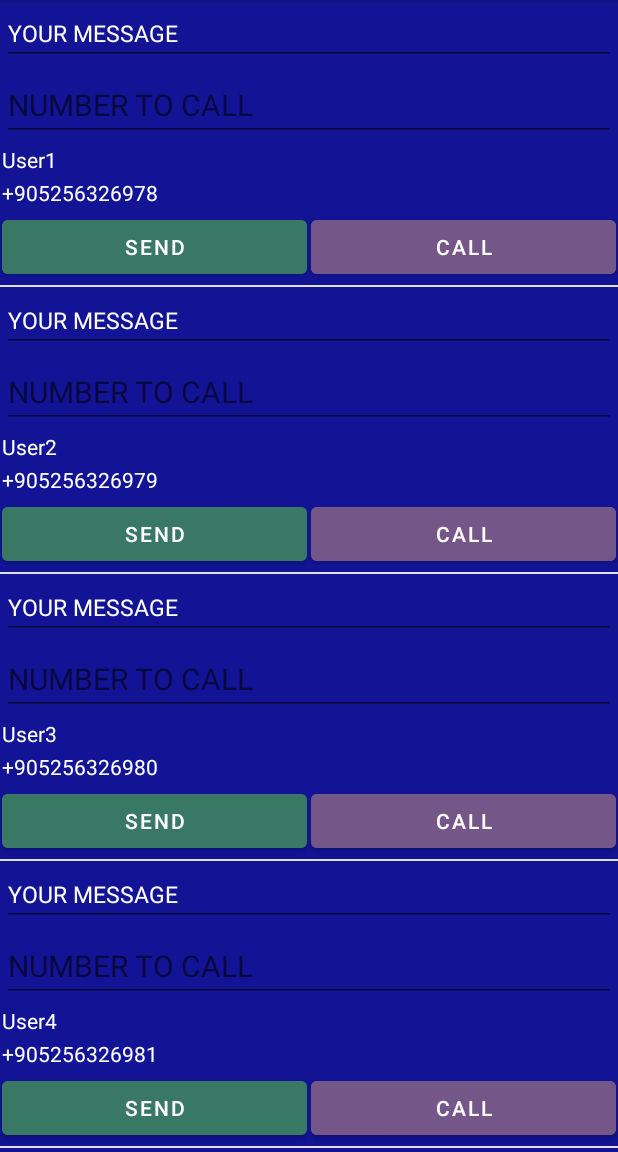
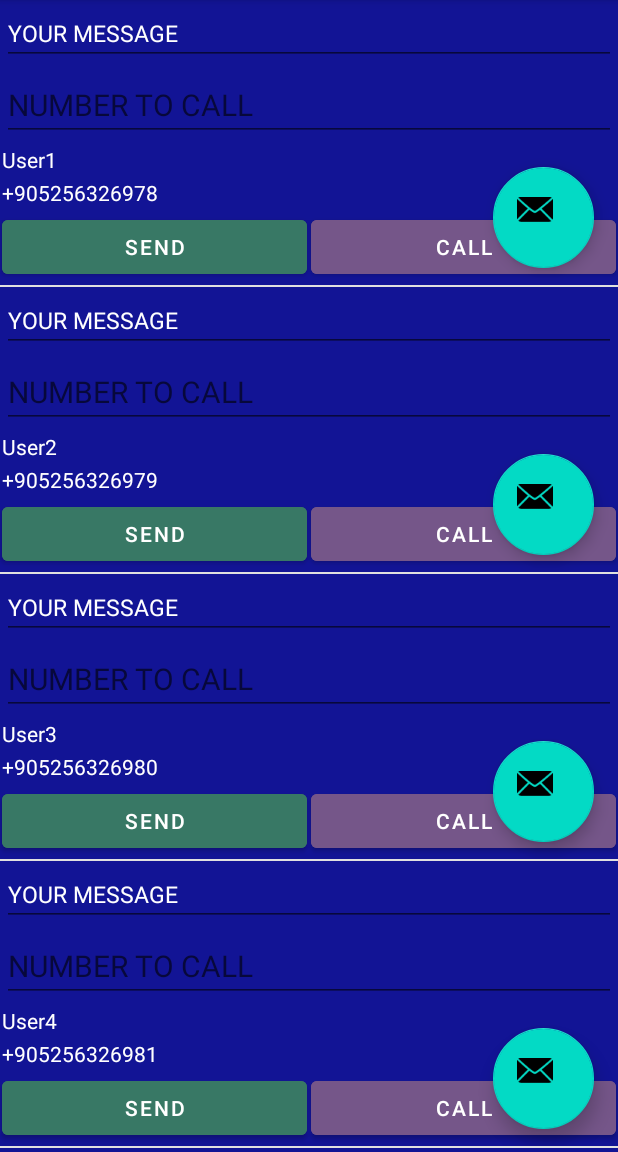
Before and after one commit to samet-kemal/SimpleMessageApp, an Android app: the screen it shows after launch (MainActivity), on a phone screen of 412 x 824 dp, the part 84-1236 px from its top. Run offline under Robolectric (Android 15) with nearby library versions, the phone set to English and light mode, and no system bars.

Commit message:
Email Option Added Application Works Without Pproblem!

```diff
--- a/app/src/main/java/com/samet/simplemessageapp/MainActivity.kt
+++ b/app/src/main/java/com/samet/simplemessageapp/MainActivity.kt
@@ -1,8 +1,11 @@
 package com.samet.simplemessageapp
 
+import android.content.Intent
 import androidx.appcompat.app.AppCompatActivity
 import android.os.Bundle
 import android.view.Display
+import android.view.View
+import android.widget.Button
 import android.widget.ListView
 
 class MainActivity : AppCompatActivity() {
@@ -17,6 +20,13 @@ class MainActivity : AppCompatActivity() {
         Initialize()
     }
 
+    fun goToSendEmail(view: View){
+
+        val intent= Intent(this,SendEmailActivity::class.java)
+        startActivity(intent)
+
+
+    }
 
 
 
--- a/app/src/main/res/layout/message_list_layout.xml
+++ b/app/src/main/res/layout/message_list_layout.xml
@@ -1,6 +1,7 @@
 <?xml version="1.0" encoding="utf-8"?>
 <androidx.constraintlayout.widget.ConstraintLayout xmlns:android="http://schemas.android.com/apk/res/android"
     xmlns:app="http://schemas.android.com/apk/res-auto"
+    xmlns:tools="http://schemas.android.com/tools"
     android:layout_width="match_parent"
     android:layout_height="match_parent">
 
@@ -85,4 +86,18 @@
 
     </LinearLayout>
 
+    <com.google.android.material.floatingactionbutton.FloatingActionButton
+        android:id="@+id/floatingActionButton"
+        android:layout_width="79dp"
+        android:layout_height="67dp"
+        android:clickable="true"
+        android:onClick="goToSendEmail"
+        app:layout_constraintBottom_toBottomOf="parent"
+        app:layout_constraintEnd_toEndOf="parent"
+        app:layout_constraintHorizontal_bias="0.953"
+        app:layout_constraintStart_toStartOf="parent"
+        app:layout_constraintTop_toTopOf="parent"
+        app:layout_constraintVertical_bias="0.906"
+        app:srcCompat="@android:drawable/ic_dialog_email" />
+
 </androidx.constraintlayout.widget.ConstraintLayout>
```
Also changed, not shown: app/src/main/AndroidManifest.xml (+4 -3 lines), app/src/main/java/com/samet/simplemessageapp/SendEmailActivity.kt (added, +67 -0 lines), app/src/main/res/layout/activity_send_email.xml (added, +74 -0 lines).
